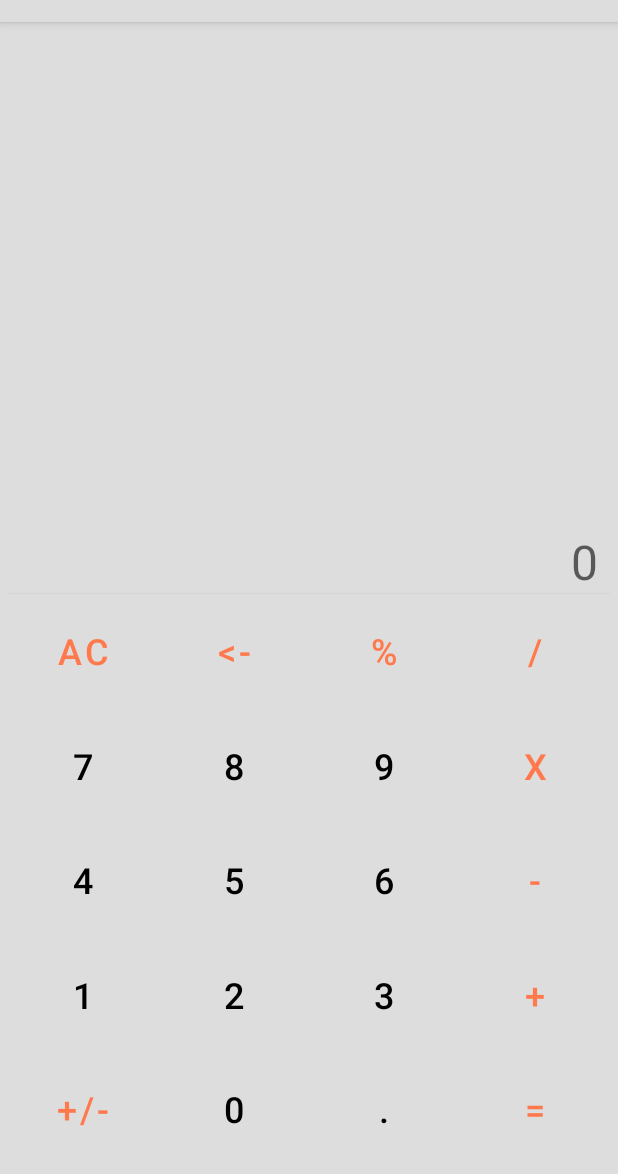
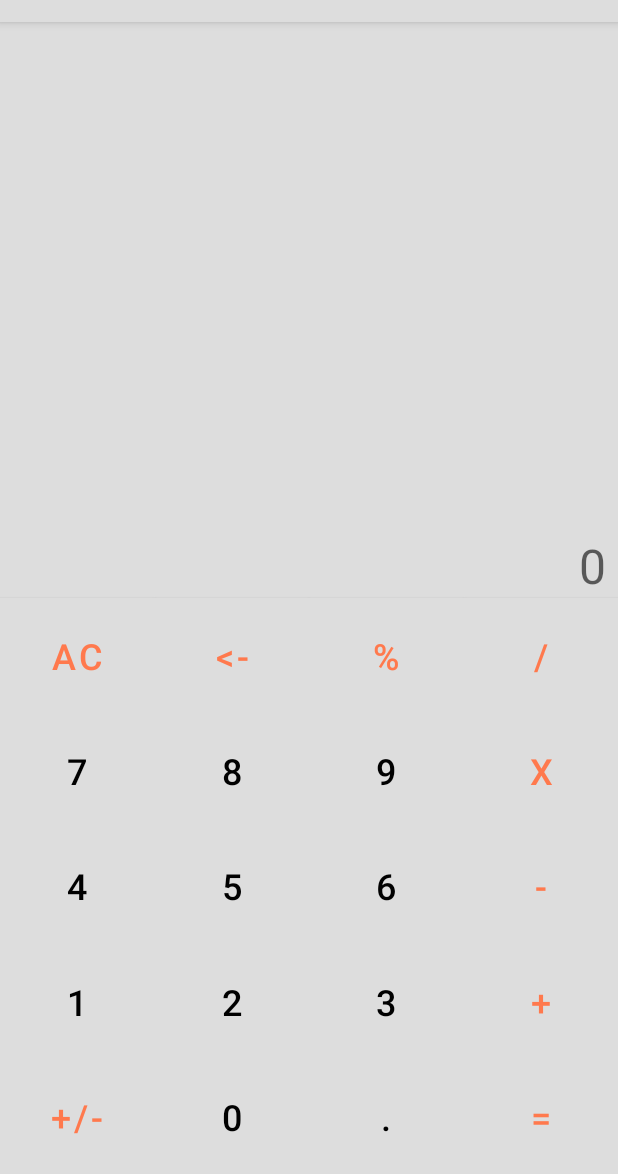
Before and after one commit to Chase-V/MyCalc, an Android app: the screen it shows after launch (MainActivity), on a phone screen of 412 x 824 dp, the part 62-1236 px from its top. Run offline under Robolectric (Android 15) with nearby library versions, the light colour scheme and no system bars.

Commit message:
Закончил 4 ДЗ.
Причесал код для портретки и ландшафта, переделал на материал, доделал дизайн, отредактировал темы под свой дизайн (новые не создавал).

Строки и размеры уже давно вынесены в ресурсы.

Темная и светлая темы отредактированы и работают.

Добавил свою иконку, брал из бесплатных.

Убрал мерзкий паддинг, который давал небольшие полосы по краям в темной теме. Теперь доволен своим результатом.

```diff
--- a/app/src/main/res/layout-land/activity_main.xml
+++ b/app/src/main/res/layout-land/activity_main.xml
@@ -5,9 +5,6 @@
     android:layout_width="match_parent"
     android:layout_height="match_parent"
     android:background="@color/liteGray"
-    android:paddingStart="5dp"
-    android:paddingEnd="5dp"
-    android:paddingBottom="5dp"
     tools:context=".MainActivity">
 
 
--- a/app/src/main/res/layout/activity_main.xml
+++ b/app/src/main/res/layout/activity_main.xml
@@ -5,11 +5,7 @@
     android:layout_width="match_parent"
     android:layout_height="match_parent"
     android:background="@color/liteGray"
-    android:paddingStart="5dp"
-    android:paddingEnd="5dp"
-    android:paddingBottom="5dp"
     tools:context=".MainActivity">
-
 
     <androidx.constraintlayout.widget.Guideline
         android:id="@+id/guidelineTopBorderOfNumbers"
```
